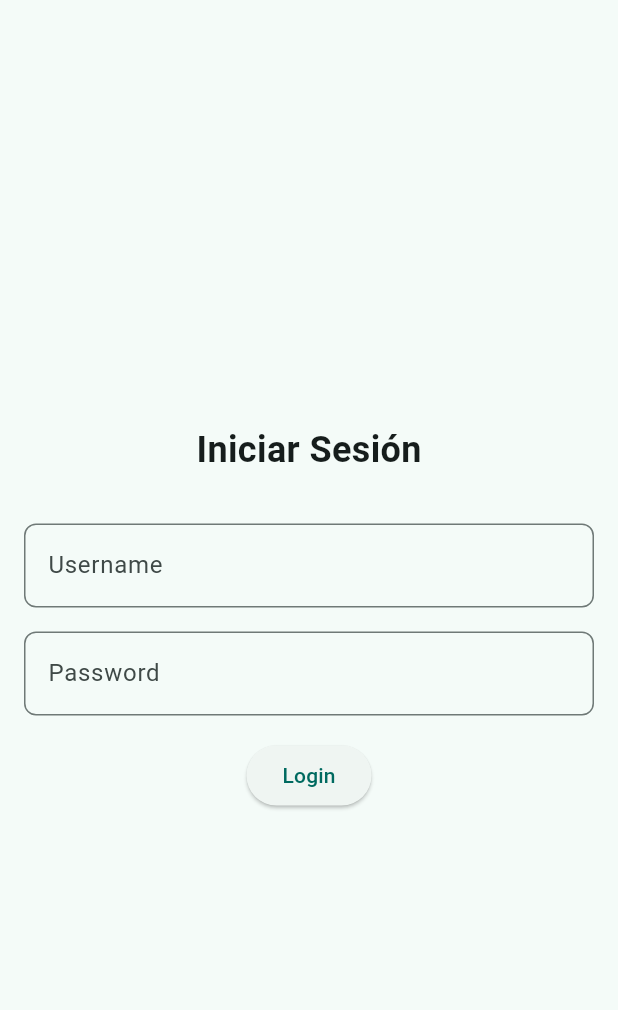
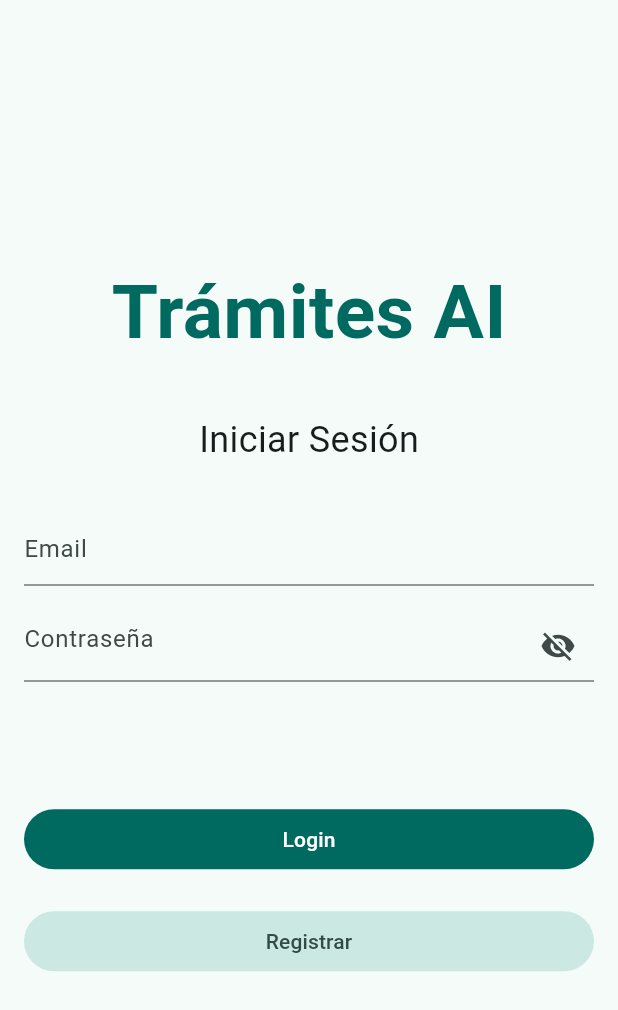
Before and after one commit to carodidia/Tramites-AI-TP3, a Flutter app: the screen it shows after launch, on a phone screen of 412 x 824 dp. Shown: the top 1010 px of the screen. Run offline on Flutter 3.47's test engine with Material 3 defaults, Android fonts, the phone set to English and light mode, and no system bars; our stand-ins replace cloud_firestore, firebase_core, flutter_riverpod, go_router, pie_chart; accounts and stored records are empty.

Commit message:
Login, creacion de usuarios y edicion de perfil

```diff
--- a/lib/core/entities/usuario.dart
+++ b/lib/core/entities/usuario.dart
@@ -1,14 +1,45 @@
+import 'package:cloud_firestore/cloud_firestore.dart';
+
 class Usuario {
   String id;
+  String nombre;
   String mail;
   String password;
-
+  String detalles;
 
   Usuario({
     required this.id,
+    required this.nombre,
     required this.mail,
     required this.password,
-
+    required this.detalles,
   });
 
+  factory Usuario.fromFirestore(
+    DocumentSnapshot<Map<String, dynamic>> snapshot,
+    SnapshotOptions? options,
+  ) {
+    final data = snapshot.data();
+    return Usuario(
+      id: data?['id'],
+      nombre: data?['nombre'],
+      mail: data?['mail'],
+      password: data?['password'],
+      detalles: data?['detalles'],
+    );
+  }
+
+  Map<String, dynamic> toFirestore() {
+    return {
+      "id": id,
+      "nombre": nombre,
+      "mail": mail,
+      "password": password,
+      "detalles": detalles,
+    };
+  }
+  @override
+  String toString() {
+    return 'Usuario{id: $id, nombre: $nombre, mail: $mail, password: $password, detalles: $detalles}';
+  }
 }
--- a/lib/core/router/app_router.dart
+++ b/lib/core/router/app_router.dart
@@ -1,5 +1,6 @@
 import 'package:go_router/go_router.dart';
 import 'package:proyecto_final/core/entities/solicitud.dart';
+import 'package:proyecto_final/presentation/screens/addUser_screen.dart';
 import 'package:proyecto_final/presentation/screens/formulario_screen.dart';
 import 'package:proyecto_final/presentation/screens/historial_screen.dart';
 import 'package:proyecto_final/presentation/screens/home_screen.dart';
@@ -13,6 +14,11 @@ final AppRouter = GoRouter(initialLocation: '/', routes: [
   name: LogInScreen.name,
   path: '/',
   builder: (context, state)=> const LogInScreen()),
+
+  GoRoute(
+      name: AddUserScreen.name,
+      path: '/addUser',
+      builder: (context, state) => const AddUserScreen()),
 
   GoRoute(
       name: HomeScreen.name,
--- a/lib/main.dart
+++ b/lib/main.dart
@@ -1,5 +1,6 @@
 import 'package:firebase_core/firebase_core.dart';
 import 'package:flutter/material.dart';
+import 'package:flutter_riverpod/flutter_riverpod.dart';
 import 'package:proyecto_final/core/router/app_router.dart';
 import 'package:proyecto_final/firebase_options.dart';
 
@@ -10,7 +11,9 @@ Future<void> main() async {
   );
 
   // Ejecuta tu aplicación
-  runApp(const MainApp());
+  runApp(const ProviderScope(
+    child: MainApp(),
+  ));
 }
 
 class MainApp extends StatelessWidget {
--- a/lib/presentation/screens/login_screen.dart
+++ b/lib/presentation/screens/login_screen.dart
@@ -1,12 +1,16 @@
-import 'package:cloud_firestore/cloud_firestore.dart';
 import 'package:flutter/material.dart';
+import 'package:flutter/widgets.dart';
+import 'package:flutter_riverpod/flutter_riverpod.dart';
 import 'package:go_router/go_router.dart';
+import 'package:proyecto_final/core/entities/usuario.dart';
+import 'package:proyecto_final/core/providers/user_providers.dart';
+import 'package:proyecto_final/core/widgets/snack_bar_widget.dart';
+import 'package:proyecto_final/presentation/screens/addUser_screen.dart';
 import 'package:proyecto_final/presentation/screens/home_screen.dart';
 
 class LogInScreen extends StatefulWidget {
   static const String name = 'loginscreen';
   const LogInScreen({super.key});
-
 
   @override
   State<LogInScreen> createState() => _LogInScreenState();
@@ -15,26 +19,25 @@ class LogInScreen extends StatefulWidget {
 class _LogInScreenState extends State<LogInScreen> {
   @override
   Widget build(BuildContext context) {
-    return Scaffold(
+    return const Scaffold(
       body: _LoginView(),
     );
   }
 }
 
-class _LoginView extends StatefulWidget {
-
-  _LoginView({
-    super.key,
-  });
+class _LoginView extends ConsumerStatefulWidget {
+  const _LoginView({super.key});
 
   @override
-  State<_LoginView> createState() => _LoginViewState();
+  _LoginViewState createState() => _LoginViewState();
 }
 
-class _LoginViewState extends State<_LoginView> {
-  FirebaseFirestore db = FirebaseFirestore.instance;
-  final TextEditingController _usernameController = TextEditingController();
+class _LoginViewState extends ConsumerState<_LoginView> {
+  final GlobalKey<FormState> _formularioEstado = GlobalKey<FormState>();
+  final TextEditingController _mailController = TextEditingController();
   final TextEditingController _passwordController = TextEditingController();
+  bool _passwordVisible = false;
+  bool _datosIncorrectos = false;
 
   @override
   Widget build(BuildContext context) {
@@ -44,16 +47,33 @@ class _LoginViewState extends State<_LoginView> {
             child: Column(
               mainAxisAlignment: MainAxisAlignment.center,
               children: [
+                Text(
+                  'Trámites AI',
+                  style: TextStyle(
+                    fontSize: 50, // Tamaño de fuente grande para el título
+                    fontWeight: FontWeight.bold,
+                    color: Theme.of(context)
+                        .primaryColor, // Utiliza el color primario del tema
+                  ),
+                ),
+                const SizedBox(
+                    height: 32), // Espacio entre el título y los otros widgets
                 const Text(
                   'Iniciar Sesión',
                   style: TextStyle(
                     fontSize: 24, // Tamaño de fuente grande para el título
-                fontWeight: FontWeight.bold,
+                    fontWeight: FontWeight.normal,
                   ),
                 ),
-            const SizedBox(height: 32), // Espacio entre el título y los otros widgets
+                const SizedBox(
+                    height: 32), // Espacio entre el título y los otros widgets
+                Form(
+                    key: _formularioEstado,
+                    child: Column(
+                        // crossAxisAlignment: CrossAxisAlignment.stretch,
+                        children: [
                           TextFormField(
-            controller: _usernameController,
+                            controller: _mailController,
                             validator: (value) {
                               if (value == null || !value.contains("@")) {
                                 return "Ingrese un email válido.";
@@ -63,35 +83,95 @@ class _LoginViewState extends State<_LoginView> {
                             },
                             keyboardType: TextInputType.emailAddress,
                             decoration: const InputDecoration(
-            hintText: 'Username',
-            border: OutlineInputBorder(
-              borderRadius: BorderRadius.all(
-                Radius.circular(8),
+                              hintText: 'Email',
+                              border: UnderlineInputBorder(),
                             ),
-
+                          ),
+                          const SizedBox(height: 16),
+                          TextFormField(
+                            obscureText: !_passwordVisible,
+                            controller: _passwordController,
+                            validator: (value) {
+                              if (value == null || value == "") {
+                                return "Este campo no puede estar vacío.";
+                              } else {
+                                return null;
+                              }
+                            },
+                            decoration: InputDecoration(
+                              hintText: 'Contraseña',
+                              border: const UnderlineInputBorder(),
+                              suffixIcon: IconButton(
+                                icon: Icon(
+                                  _passwordVisible
+                                      ? Icons.visibility
+                                      : Icons.visibility_off,
+                                ),
+                                onPressed: () {
+                                  setState(() {
+                                    _passwordVisible = !_passwordVisible;
+                                  });
+                                },
                               ),
                             ),
                           ),
-        const SizedBox(height: 16),
-        TextField(controller: _passwordController,
-          decoration: const InputDecoration(
-            hintText: 'Password',
-            border: OutlineInputBorder(
-              borderRadius: BorderRadius.all(
-                Radius.circular(8),
+                        ])),
+
+                const SizedBox(height: 10),
+                Text(
+                  _datosIncorrectos ? 'Usuario o contraseña incorrectos' : '',
+                  style: const TextStyle(
+                    color: Colors.red,
                   ),
                 ),
-          ),),
-        const SizedBox(height: 16),
-        ElevatedButton(
+                const SizedBox(height: 50),
+                SizedBox(
+                  width: double.infinity,
+                  child: FilledButton(
                     onPressed: () {
-            context.pushNamed(HomeScreen.name, extra: _usernameController.text);
+                      logear();
                     },
                     child: const Text('Login'),
                   ),
+                ),
+                const SizedBox(height: 20),
+                SizedBox(
+                  width: double.infinity,
+                  child: FilledButton.tonal(
+                    onPressed: () {
+                      context.pushNamed(AddUserScreen.name);
+                    },
+                    child: const Text('Registrar'),
+                  ),
+                ),
               ],
-        )
-      )
-    );
+            )));
+  }
+
+  void logear() async {
+    if (_formularioEstado.currentState!.validate()) {
+      _formularioEstado.currentState!.save();
+      try {
+        await ref
+            .read(userProvider.notifier)
+            .getUser(_mailController.text, _passwordController.text);
+        if (ref.read(userProvider.notifier).isLoggedIn()) {
+          print("Logeado");
+          setState(() {
+            _datosIncorrectos = false;
+          });
+          Usuario user = ref.read(userProvider.notifier).getUserLogged();
+          context.pushNamed(HomeScreen.name);
+          SnackBarWidget.show(context, "Bienvenido ${user.nombre}", Colors.green);
+        } else {
+          print("No logeado");
+          setState(() {
+            _datosIncorrectos = true;
+          });
+        }
+      } catch (e) {
+        print(e);
       }
     }
+  }
+}
--- a/pubspec.yaml
+++ b/pubspec.yaml
@@ -11,6 +11,7 @@ dependencies:
   firebase_core: ^2.31.1
   flutter:
     sdk: flutter
+  flutter_riverpod: ^2.5.1
   go_router: ^14.1.0
   pie_chart: ^5.4.0
 
```
Also changed, not shown: lib/core/providers/user_providers.dart (added, +110 -0 lines), lib/presentation/screens/addUser_screen.dart (added, +267 -0 lines), lib/presentation/screens/perfil_screen.dart (+31 -31 lines), pubspec.lock. Lines whose indentation alone changed are shown as unchanged.
